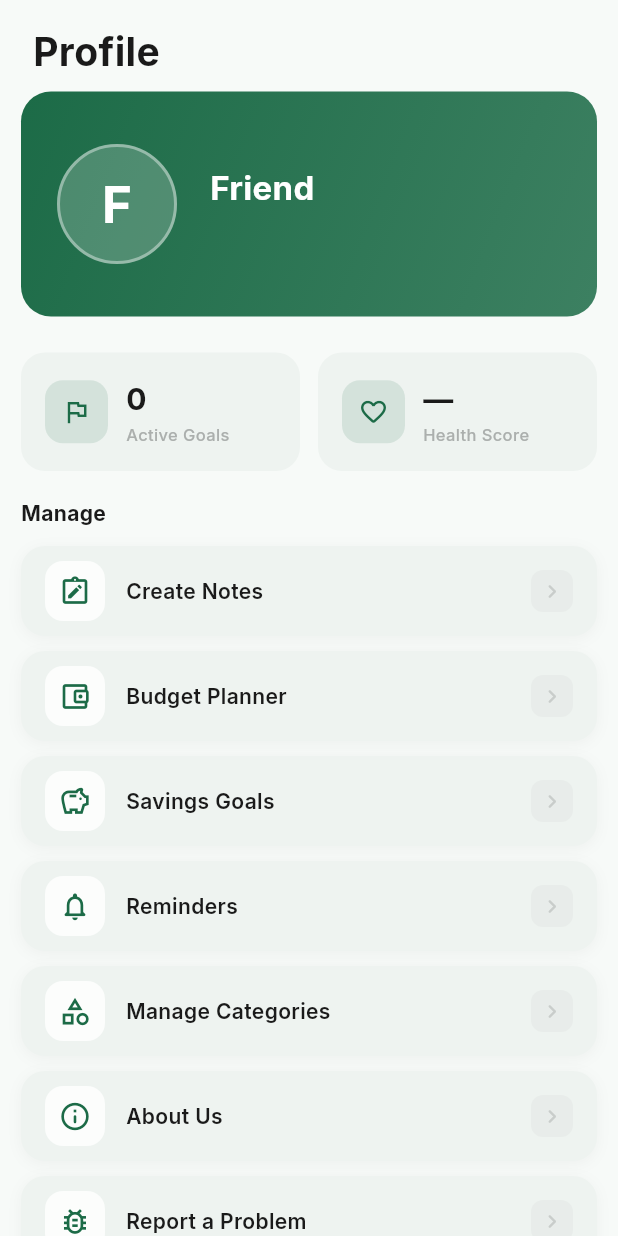
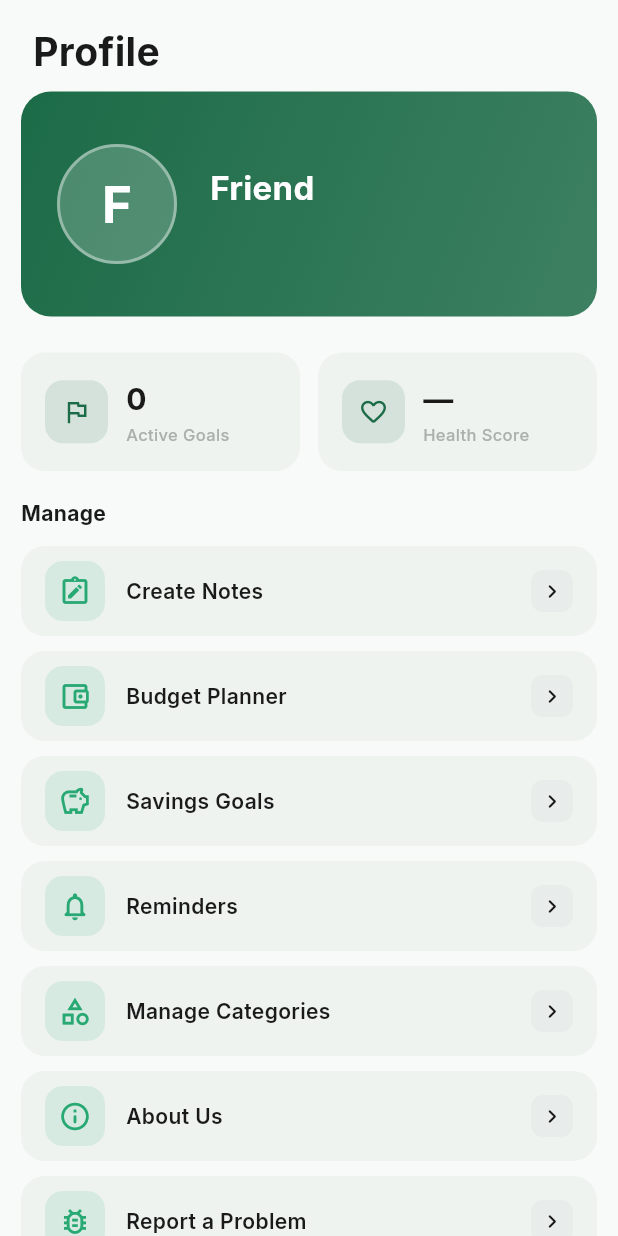
Before and after one commit to rosunful/expenses_tracking, a Flutter app: the ProfileScreen screen opened directly, on a phone screen of 412 x 824 dp. Run offline on Flutter 3.47's test engine with Material 3 defaults, Android fonts, the phone set to English and light mode, and no system bars; our stand-ins replace cloud_firestore, firebase_auth, firebase_core, google_fonts, lucide_icons_flutter, smooth_page_indicator and 2 more; missing offline and left inert: hexagon; accounts and stored records are empty.

Commit message:
before making any changes

```diff
--- a/lib/screens/budgets_palnner_screen.dart
+++ b/lib/screens/budgets_palnner_screen.dart
@@ -821,11 +821,11 @@ class _NewBudgetDialogState extends State<_NewBudgetDialog> {
               ),
             ),
             const SizedBox(height: 16),
-            const Align(
+            Align(
               alignment: Alignment.centerLeft,
               child: Text(
                 'Resets',
-                style: TextStyle(fontSize: 12, color: Colors.black54),
+                style: TextStyle(fontSize: 12, color: Theme.of(context).colorScheme.onSurface)
               ),
             ),
             const SizedBox(height: 6),
--- a/lib/screens/nav_profile_screen.dart
+++ b/lib/screens/nav_profile_screen.dart
@@ -475,11 +475,11 @@ class _MenuCard extends StatelessWidget {
         color: context.appColors.cardsBackground,
         borderRadius: BorderRadius.circular(16),
         boxShadow: [
-          BoxShadow(
-            color: Colors.black.withOpacity(0.04),
-            blurRadius: 8,
-            offset: const Offset(0, 2),
-          ),
+          // BoxShadow(
+          //   color: Colors.black.withOpacity(0.04),
+          //   blurRadius: 8,
+          //   offset: const Offset(0, 2),
+          // ),
         ],
       ),
       child: InkWell(
@@ -493,10 +493,10 @@ class _MenuCard extends StatelessWidget {
                 width: 40,
                 height: 40,
                 decoration: BoxDecoration(
-                  color: context.appColors.balanceCardSubtext,
+                  color: Theme.of(context).colorScheme.primary.withValues(alpha: 0.12),
                   borderRadius: BorderRadius.circular(12),
                 ),
-                child: Icon(icon, size: 22, color: const Color(0xFF1C6B47)),
+                child: Icon(icon, size: 22, color: Theme.of(context).colorScheme.primary ),
               ),
               const SizedBox(width: 14),
               Expanded(
@@ -519,7 +519,7 @@ class _MenuCard extends StatelessWidget {
                 child: Icon(
                   Icons.chevron_right_rounded,
                   size: 18,
-                  color: context.appColors.paragraphColor.withOpacity(0.5),
+                  color: Theme.of(context).colorScheme.onSurface,
                 ),
               ),
             ],
```
